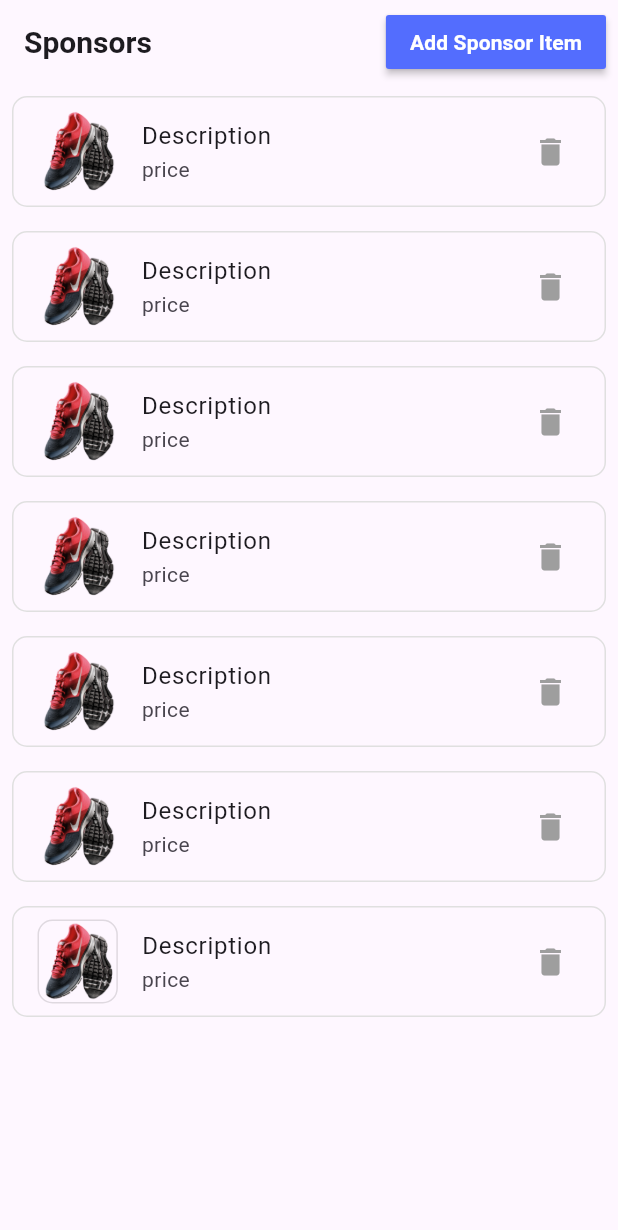
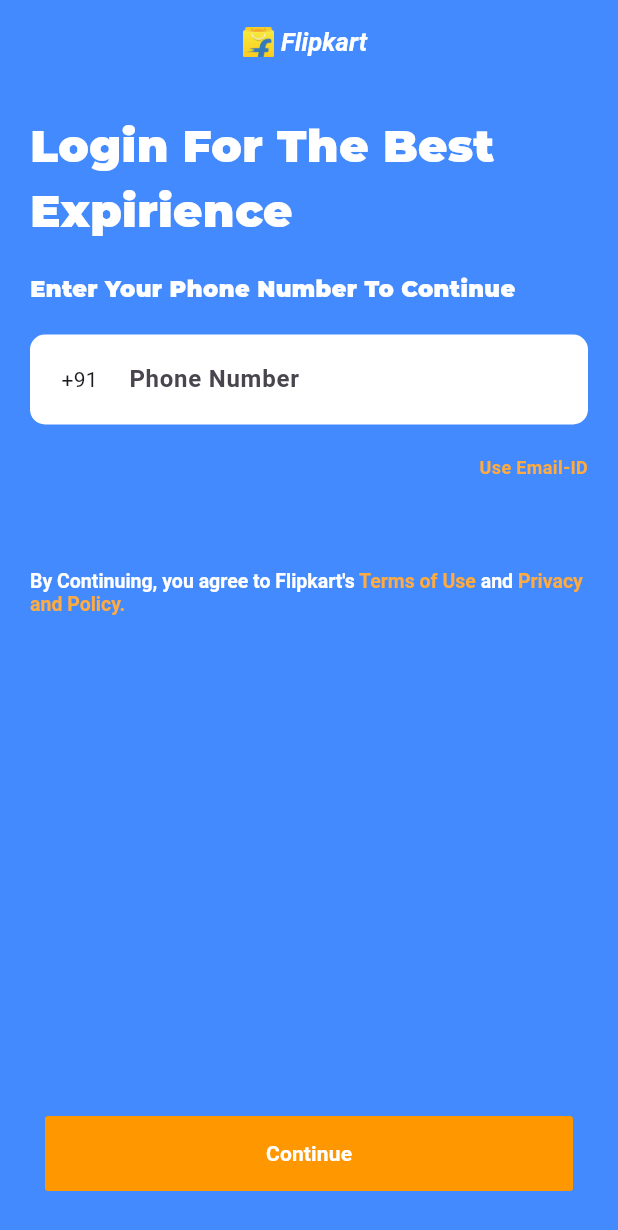
Before and after one commit to Yogesh-Jaisankar/ecommerce, a Flutter app: the screen it shows after launch, on a phone screen of 412 x 824 dp. Shown: the top 1230 px of the screen. Run offline on Flutter 3.47's test engine with Material 2 defaults, Android fonts, the phone set to English and light mode, and no system bars; our stand-ins replace dots_indicator, flutter_rating_bar, image_picker, shared_preferences.

Commit message:
Login and Otp page created

```diff
--- /dev/null
+++ b/lib/Authentication/login.dart
@@ -0,0 +1,211 @@
+import 'package:ecommerce/Authentication/otp.dart';
+import 'package:ecommerce/documentation/privacy.dart';
+import 'package:ecommerce/documentation/terms.dart';
+import 'package:flutter/gestures.dart';
+import 'package:flutter/material.dart';
+
+class login extends StatefulWidget {
+  const login({super.key});
+
+  @override
+  State<login> createState() => _loginState();
+}
+
+class _loginState extends State<login> {
+  final TextEditingController _phoneNumberController = TextEditingController();
+  final FocusNode _phoneNumberFocus = FocusNode();
+
+  @override
+  void dispose() {
+    _phoneNumberController.dispose();
+    _phoneNumberFocus.dispose();
+    super.dispose();
+  }
+
+  void _handleTap() {
+    // Unfocus the text field to dismiss the keyboard
+    _phoneNumberFocus.unfocus();
+  }
+
+  @override
+  Widget build(BuildContext context) {
+    return GestureDetector(
+      onTap: () {
+        _handleTap();
+      },
+      child: Scaffold(
+        backgroundColor: Colors.blueAccent,
+        appBar: AppBar(
+          backgroundColor: Colors.blueAccent,
+          title: Row(
+            mainAxisAlignment: MainAxisAlignment.center,
+            crossAxisAlignment: CrossAxisAlignment.center,
+            children: [
+              Image.asset(
+                "assets/images/flipkart-icon.png",
+                height: 20,
+                scale: 1,
+              ),
+              const Padding(
+                padding: const EdgeInsets.all(5.0),
+                child: Text(
+                  "Flipkart",
+                  style: TextStyle(
+                    fontStyle: FontStyle.italic,
+                    fontWeight: FontWeight.bold,
+                    color: Colors.white,
+                    fontSize: 17,
+                  ),
+                ),
+              ),
+            ],
+          ),
+        ),
+        body: Padding(
+          padding: const EdgeInsets.all(20.0),
+          child: Column(
+            crossAxisAlignment: CrossAxisAlignment.start,
+            children: [
+              Text(
+                "Login For The Best Expirience",
+                style: TextStyle(
+                    color: Colors.white,
+                    fontFamily: "Montserrat",
+                    fontSize: 30,
+                    fontWeight: FontWeight.w900),
+              ),
+              SizedBox(height: 20),
+              Text(
+                "Enter Your Phone Number To Continue",
+                style: TextStyle(
+                    color: Colors.white,
+                    fontFamily: "Montserrat",
+                    fontSize: 15,
+                    fontWeight: FontWeight.w900),
+              ),
+              SizedBox(height: 20),
+              Container(
+                  width: double.infinity,
+                  height: 60,
+                  decoration: BoxDecoration(
+                      color: Colors.white,
+                      borderRadius: BorderRadius.circular(10)),
+                  child: Row(
+                    children: [
+                      Padding(
+                        padding: const EdgeInsets.all(8.0),
+                        child: Container(
+                          width: 50,
+                          height: 50,
+                          child: Center(
+                            child: Text("+91"),
+                          ),
+                        ),
+                      ),
+                      Container(
+                          width: 280,
+                          child: TextFormField(
+                            focusNode: _phoneNumberFocus,
+                            controller: _phoneNumberController,
+                            style: TextStyle(
+                              fontWeight: FontWeight.bold, //letterSpacing: 5
+                            ),
+                            cursorColor: Colors.deepOrangeAccent,
+                            maxLength: 10,
+                            keyboardType: TextInputType.number,
+                            decoration: InputDecoration(
+                              counterText: "",
+                              border: InputBorder.none,
+                              hintText: "Phone Number",
+                            ),
+                          )),
+                    ],
+                  )),
+              SizedBox(height: 20),
+              Align(
+                alignment: Alignment.topRight,
+                child: Text("Use Email-ID",
+                    style: TextStyle(
+                        fontSize: 12,
+                        fontWeight: FontWeight.bold,
+                        color: Colors.orangeAccent)),
+              ),
+              SizedBox(height: 30),
+              SizedBox(height: 30),
+              RichText(
+                text: TextSpan(
+                  children: <TextSpan>[
+                    TextSpan(
+                        text: "By Continuing, you agree to Flipkart's ",
+                        style: TextStyle(
+                            fontSize: 13,
+                            fontWeight: FontWeight.bold,
+                            color: Colors.white)),
+                    TextSpan(
+                        recognizer: TapGestureRecognizer()
+                          ..onTap = () {
+                            Navigator.push(
+                              context,
+                              MaterialPageRoute(builder: (context) => Terms()),
+                            );
+                          },
+                        text: 'Terms of Use ',
+                        style: TextStyle(
+                            fontSize: 13,
+                            fontWeight: FontWeight.bold,
+                            color: Colors.orangeAccent)),
+                    TextSpan(
+                        text: 'and ',
+                        style: TextStyle(
+                            fontSize: 13,
+                            fontWeight: FontWeight.bold,
+                            color: Colors.white)),
+                    TextSpan(
+                        recognizer: TapGestureRecognizer()
+                          ..onTap = () {
+                            Navigator.push(
+                              context,
+                              MaterialPageRoute(
+                                  builder: (context) => Privacy()),
+                            );
+                          },
+                        text: 'Privacy and Policy.',
+                        style: TextStyle(
+                            fontSize: 13,
+                            fontWeight: FontWeight.bold,
+                            color: Colors.orangeAccent)),
+                  ],
+                ),
+              ),
+              Spacer(),
+              Padding(
+                padding: const EdgeInsets.all(10.0),
+                child: Container(
+                  width: double.infinity,
+                  height: 50,
+                  child: MaterialButton(
+                      elevation: 0,
+                      highlightColor: Colors.transparent,
+                      onPressed: () {
+                        Navigator.push(
+                          context,
+                          MaterialPageRoute(
+                              builder: (context) => Otp(
+                                  phoneNumber: _phoneNumberController.text)),
+                        );
+                      },
+                      color: Colors.orange,
+                      child: Text(
+                        "Continue",
+                        style: TextStyle(
+                            color: Colors.white, fontWeight: FontWeight.bold),
+                      )),
+                ),
+              ),
+            ],
+          ),
+        ),
+      ),
+    );
+  }
+}
--- /dev/null
+++ b/lib/documentation/privacy.dart
@@ -0,0 +1,19 @@
+import 'package:flutter/material.dart';
+
+class Privacy extends StatefulWidget {
+  const Privacy({super.key});
+
+  @override
+  State<Privacy> createState() => _PrivacyState();
+}
+
+class _PrivacyState extends State<Privacy> {
+  @override
+  Widget build(BuildContext context) {
+    return Scaffold(
+      appBar: AppBar(
+        title: Text("Flipkart"),
+      ),
+    );
+  }
+}
--- /dev/null
+++ b/lib/documentation/terms.dart
@@ -0,0 +1,19 @@
+import 'package:flutter/material.dart';
+
+class Terms extends StatefulWidget {
+  const Terms({super.key});
+
+  @override
+  State<Terms> createState() => _TermsState();
+}
+
+class _TermsState extends State<Terms> {
+  @override
+  Widget build(BuildContext context) {
+    return Scaffold(
+      appBar: AppBar(
+        title: Text("Flipkart"),
+      ),
+    );
+  }
+}
--- a/lib/main.dart
+++ b/lib/main.dart
@@ -1,3 +1,4 @@
+import 'package:ecommerce/Authentication/login.dart';
 import 'package:ecommerce/home.dart';
 import 'package:ecommerce/Sponsors/sponsors.dart';
 import 'package:flutter/material.dart';
@@ -19,7 +20,7 @@
         colorScheme: ColorScheme.fromSeed(seedColor: Colors.deepPurple),
         useMaterial3: true,
       ),
-      home: Sponsors(),
+      home: login(),
 
       //Home(),
     );
```
Also changed, not shown: lib/Authentication/otp.dart (added, +323 -0 lines), assets/images/confirm.png (added), assets/images/resend.png (added).
